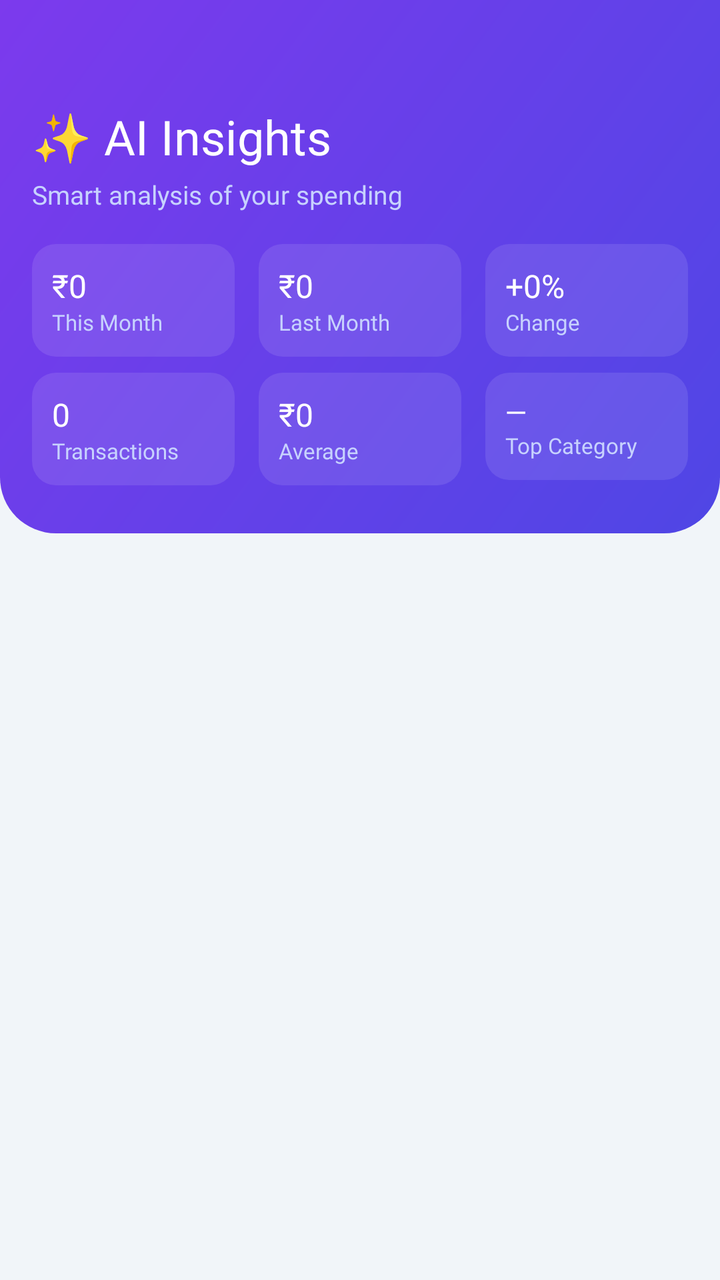
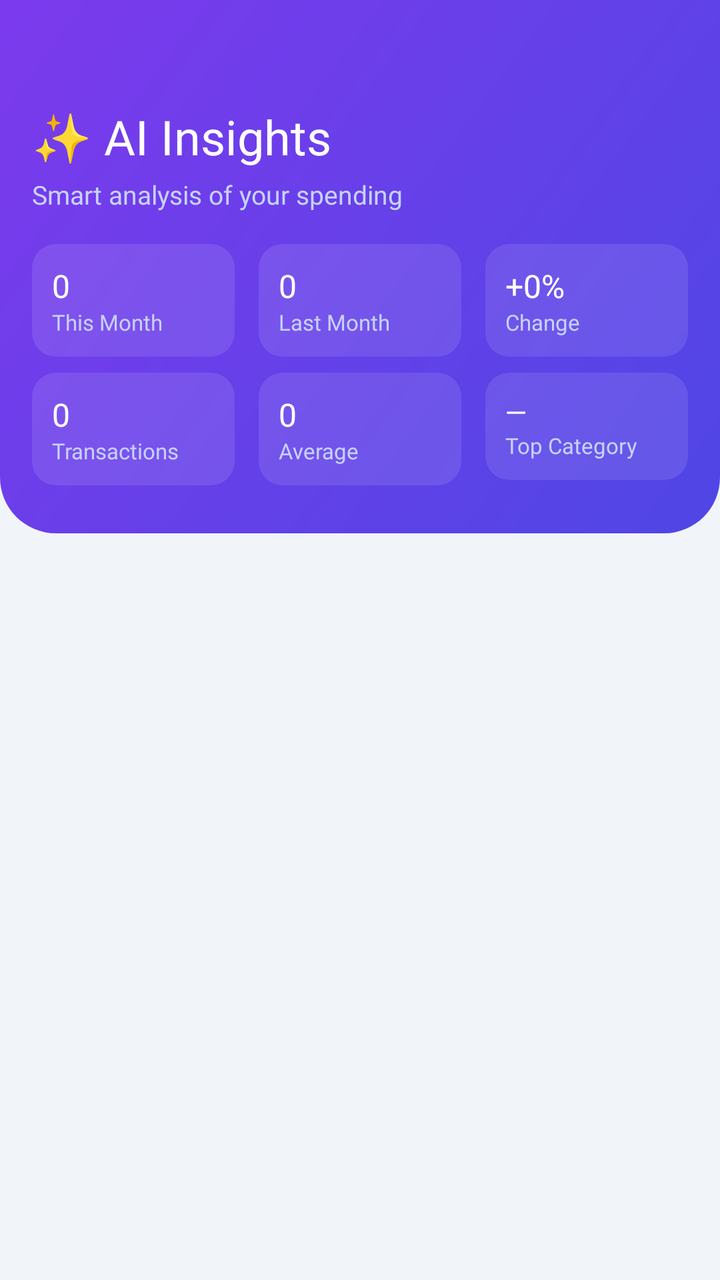

The first picture is an Android layout as it rendered before a commit; the second is the same layout after the commit. The layout source and the unified diff follow.
<!-- AndroidManifest.xml: application theme Theme.SmartSpendAI -->
<!-- res/layout/fragment_insights.xml -->
<?xml version="1.0" encoding="utf-8"?>
<LinearLayout
    xmlns:android="http://schemas.android.com/apk/res/android"
    xmlns:app="http://schemas.android.com/apk/res-auto"
    android:layout_width="match_parent"
    android:layout_height="match_parent"
    android:orientation="vertical"
    android:background="?attr/android:colorBackground">

    
    <LinearLayout
        android:layout_width="match_parent"
        android:layout_height="wrap_content"
        android:background="@drawable/bg_dashboard_header"
        android:orientation="vertical"
        android:paddingStart="16dp"
        android:paddingEnd="16dp"
        android:paddingTop="52dp"
        android:paddingBottom="24dp">

        <TextView
            android:layout_width="wrap_content"
            android:layout_height="wrap_content"
            android:text="✨ AI Insights"
            android:textSize="24sp"
            android:fontFamily="@font/poppins_bold"
            android:textColor="#FFFFFF" />

        <TextView
            android:layout_width="wrap_content"
            android:layout_height="wrap_content"
            android:text="Smart analysis of your spending"
            android:textSize="13sp"
            android:fontFamily="@font/poppins_regular"
            android:textColor="#C7D2FE"
            android:layout_marginTop="4dp" />

        
        <LinearLayout
            android:layout_width="match_parent"
            android:layout_height="wrap_content"
            android:orientation="horizontal"
            android:layout_marginTop="16dp">

            <LinearLayout
                android:layout_width="0dp"
                android:layout_height="wrap_content"
                android:layout_weight="1"
                android:orientation="vertical"
                android:background="@drawable/bg_stat_chip"
                android:padding="10dp"
                android:layout_marginEnd="6dp">

                <TextView
                    android:id="@+id/tv_current_spend"
                    android:layout_width="wrap_content"
                    android:layout_height="wrap_content"
                    android:text="₹0"
                    android:textSize="16sp"
                    android:fontFamily="@font/poppins_bold"
                    android:textColor="#FFFFFF" />
                <TextView
                    android:layout_width="wrap_content"
                    android:layout_height="wrap_content"
                    android:text="This Month"
                    android:textSize="11sp"
                    android:fontFamily="@font/poppins_regular"
                    android:textColor="#C7D2FE" />
            </LinearLayout>

            <LinearLayout
                android:layout_width="0dp"
                android:layout_height="wrap_content"
                android:layout_weight="1"
                android:orientation="vertical"
                android:background="@drawable/bg_stat_chip"
                android:padding="10dp"
                android:layout_marginStart="6dp"
                android:layout_marginEnd="6dp">

                <TextView
                    android:id="@+id/tv_last_month_spend"
                    android:layout_width="wrap_content"
                    android:layout_height="wrap_content"
                    android:text="₹0"
                    android:textSize="16sp"
                    android:fontFamily="@font/poppins_bold"
                    android:textColor="#FFFFFF" />
                <TextView
                    android:layout_width="wrap_content"
                    android:layout_height="wrap_content"
                    android:text="Last Month"
                    android:textSize="11sp"
                    android:fontFamily="@font/poppins_regular"
                    android:textColor="#C7D2FE" />
            </LinearLayout>

            <LinearLayout
                android:layout_width="0dp"
                android:layout_height="wrap_content"
                android:layout_weight="1"
                android:orientation="vertical"
                android:background="@drawable/bg_stat_chip"
                android:padding="10dp"
                android:layout_marginStart="6dp">

                <TextView
                    android:id="@+id/tv_spending_change"
                    android:layout_width="wrap_content"
                    android:layout_height="wrap_content"
                    android:text="+0%"
                    android:textSize="16sp"
                    android:fontFamily="@font/poppins_bold"
                    android:textColor="#FFFFFF" />
                <TextView
                    android:layout_width="wrap_content"
                    android:layout_height="wrap_content"
                    android:text="Change"
                    android:textSize="11sp"
                    android:fontFamily="@font/poppins_regular"
                    android:textColor="#C7D2FE" />
            </LinearLayout>
        </LinearLayout>

        
        <LinearLayout
            android:layout_width="match_parent"
            android:layout_height="wrap_content"
            android:orientation="horizontal"
            android:layout_marginTop="8dp">

            <LinearLayout
                android:layout_width="0dp"
                android:layout_height="wrap_content"
                android:layout_weight="1"
                android:orientation="vertical"
                android:background="@drawable/bg_stat_chip"
                android:padding="10dp"
                android:layout_marginEnd="6dp">

                <TextView
                    android:id="@+id/tv_expense_count"
                    android:layout_width="wrap_content"
                    android:layout_height="wrap_content"
                    android:text="0"
                    android:textSize="16sp"
                    android:fontFamily="@font/poppins_bold"
                    android:textColor="#FFFFFF" />
                <TextView
                    android:layout_width="wrap_content"
                    android:layout_height="wrap_content"
                    android:text="Transactions"
                    android:textSize="11sp"
                    android:fontFamily="@font/poppins_regular"
                    android:textColor="#C7D2FE" />
            </LinearLayout>

            <LinearLayout
                android:layout_width="0dp"
                android:layout_height="wrap_content"
                android:layout_weight="1"
                android:orientation="vertical"
                android:background="@drawable/bg_stat_chip"
                android:padding="10dp"
                android:layout_marginStart="6dp"
                android:layout_marginEnd="6dp">

                <TextView
                    android:id="@+id/tv_avg_expense"
                    android:layout_width="wrap_content"
                    android:layout_height="wrap_content"
                    android:text="₹0"
                    android:textSize="16sp"
                    android:fontFamily="@font/poppins_bold"
                    android:textColor="#FFFFFF" />
                <TextView
                    android:layout_width="wrap_content"
                    android:layout_height="wrap_content"
                    android:text="Average"
                    android:textSize="11sp"
                    android:fontFamily="@font/poppins_regular"
                    android:textColor="#C7D2FE" />
            </LinearLayout>

            <LinearLayout
                android:layout_width="0dp"
                android:layout_height="wrap_content"
                android:layout_weight="1"
                android:orientation="vertical"
                android:background="@drawable/bg_stat_chip"
                android:padding="10dp"
                android:layout_marginStart="6dp">

                <TextView
                    android:id="@+id/tv_top_category"
                    android:layout_width="wrap_content"
                    android:layout_height="wrap_content"
                    android:text="—"
                    android:textSize="14sp"
                    android:fontFamily="@font/poppins_bold"
                    android:textColor="#FFFFFF" />
                <TextView
                    android:layout_width="wrap_content"
                    android:layout_height="wrap_content"
                    android:text="Top Category"
                    android:textSize="11sp"
                    android:fontFamily="@font/poppins_regular"
                    android:textColor="#C7D2FE" />
            </LinearLayout>
        </LinearLayout>
    </LinearLayout>

    
    <ProgressBar
        android:id="@+id/progress_loading"
        android:layout_width="wrap_content"
        android:layout_height="wrap_content"
        android:layout_gravity="center_horizontal"
        android:layout_marginTop="16dp"
        android:visibility="gone" />

    
    <LinearLayout
        android:id="@+id/layout_empty"
        android:layout_width="match_parent"
        android:layout_height="0dp"
        android:layout_weight="1"
        android:orientation="vertical"
        android:gravity="center"
        android:padding="32dp"
        android:visibility="gone">

        <ImageView
            android:layout_width="100dp"
            android:layout_height="100dp"
            android:src="@drawable/ic_insights_empty"
            android:alpha="0.4"
            android:contentDescription="No insights" />

        <TextView
            android:layout_width="wrap_content"
            android:layout_height="wrap_content"
            android:text="No insights yet"
            android:textSize="18sp"
            android:fontFamily="@font/poppins_semibold"
            android:textColor="?attr/colorOnSurface"
            android:layout_marginTop="16dp" />

        <TextView
            android:layout_width="wrap_content"
            android:layout_height="wrap_content"
            android:text="Add expenses to unlock AI-powered spending analysis"
            android:textSize="14sp"
            android:fontFamily="@font/poppins_regular"
            android:textColor="@color/textSecondary"
            android:textAlignment="center"
            android:layout_marginTop="8dp" />
    </LinearLayout>

    <androidx.recyclerview.widget.RecyclerView
        android:id="@+id/rv_insights"
        android:layout_width="match_parent"
        android:layout_height="0dp"
        android:layout_weight="1"
        android:padding="16dp"
        android:clipToPadding="false" />

</LinearLayout>
<!-- resources referenced by this layout -->
<resources>
  <color name="textSecondary">#64748B</color>
  <!-- drawable bg_dashboard_header (drawable) -->
  <?xml version="1.0" encoding="utf-8"?>
  <shape xmlns:android="http://schemas.android.com/apk/res/android"
      android:shape="rectangle">
      <gradient
          android:startColor="#4F46E5"
          android:endColor="#7C3AED"
          android:angle="135"
          android:type="linear" />
      <corners
          android:bottomLeftRadius="28dp"
          android:bottomRightRadius="28dp" />
  </shape>
  <!-- drawable bg_stat_chip (drawable) -->
  <?xml version="1.0" encoding="utf-8"?>
  <shape xmlns:android="http://schemas.android.com/apk/res/android"
      android:shape="rectangle">
      <solid android:color="#1AFFFFFF" />
      <corners android:radius="12dp" />
  </shape>
  <!-- drawable ic_insights_empty (drawable) -->
  <?xml version="1.0" encoding="utf-8"?>
  <vector xmlns:android="http://schemas.android.com/apk/res/android"
      android:width="96dp" android:height="96dp"
      android:viewportWidth="96" android:viewportHeight="96">
      <path android:fillColor="@color/textHint"
          android:pathData="M48,8C25.9,8 8,25.9 8,48s17.9,40 40,40 40,-17.9 40,-40S70.1,8 48,8zM52,68h-8v-8h8V68zM52,52h-8V28h8V52z"/>
  </vector>
  <style name="Theme.SmartSpendAI" parent="Theme.Material3.Light.NoActionBar">
          <item name="colorPrimary">@color/colorPrimary</item>
          <item name="colorPrimaryVariant">@color/colorPrimaryDark</item>
          <item name="colorOnPrimary">@color/colorOnPrimary</item>
          <item name="colorSecondary">@color/colorSecondary</item>
          <item name="colorOnSecondary">@color/colorOnPrimary</item>
          <item name="colorSurface">@color/colorSurface</item>
          <item name="colorOnSurface">@color/colorOnSurface</item>
          <item name="android:colorBackground">@color/colorBackground</item>
          <item name="android:statusBarColor">@android:color/transparent</item>
          <item name="android:navigationBarColor">@android:color/transparent</item>
          <item name="android:windowLightStatusBar">true</item>
          <item name="android:windowDrawsSystemBarBackgrounds">true</item>
      </style>
  <color name="textHint">#94A3B8</color>
  <color name="colorPrimary">#4F46E5</color>
  <color name="colorPrimaryDark">#3730A3</color>
  <color name="colorOnPrimary">#FFFFFF</color>
  <color name="colorSecondary">#7C3AED</color>
  <color name="colorSurface">#FFFFFF</color>
  <color name="colorOnSurface">#0F172A</color>
  <color name="colorBackground">#F1F5F9</color>
</resources>

<!-- the commit's change to res/layout/fragment_insights.xml (unified diff, before → after) -->
@@ -55,7 +55,7 @@
                     android:id="@+id/tv_current_spend"
                     android:layout_width="wrap_content"
                     android:layout_height="wrap_content"
-                    android:text="₹0"
+                    android:text="0"
                     android:textSize="16sp"
                     android:fontFamily="@font/poppins_bold"
                     android:textColor="#FFFFFF" />
@@ -82,7 +82,7 @@
                     android:id="@+id/tv_last_month_spend"
                     android:layout_width="wrap_content"
                     android:layout_height="wrap_content"
-                    android:text="₹0"
+                    android:text="0"
                     android:textSize="16sp"
                     android:fontFamily="@font/poppins_bold"
                     android:textColor="#FFFFFF" />
@@ -169,7 +169,7 @@
                     android:id="@+id/tv_avg_expense"
                     android:layout_width="wrap_content"
                     android:layout_height="wrap_content"
-                    android:text="₹0"
+                    android:text="0"
                     android:textSize="16sp"
                     android:fontFamily="@font/poppins_bold"
                     android:textColor="#FFFFFF" />
